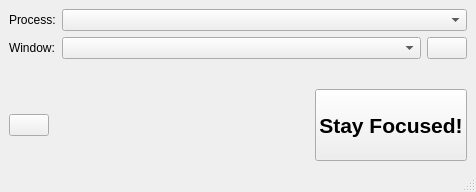
Old version of the form src/mainwindow.ui in the repository Zalewa/StayFocused.
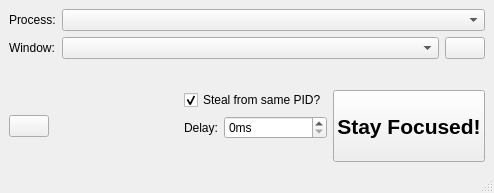
New version of the form. Icons and pictures are not drawn.

Commit message:
Added options for focus steal delay and family recognition.
Stay Focused! can now be delayed from resetting
focus by up to 1 minute. Furthermore, it can be
configured so that focus isn't reset if another window
that belongs to the same process becomes foreground window.

Lastly, all Stay Focused! windows (about boxes)
will now be ignored and focus won't be stolen from them.

What changed in the file:
```diff
--- a/src/mainwindow.ui
+++ b/src/mainwindow.ui
@@ -6,8 +6,8 @@
    <rect>
     <x>0</x>
     <y>0</y>
-    <width>476</width>
-    <height>192</height>
+    <width>494</width>
+    <height>193</height>
    </rect>
   </property>
   <property name="windowTitle">
@@ -102,6 +102,47 @@
         </property>
        </spacer>
       </item>
+      <item>
+       <layout class="QVBoxLayout" name="verticalLayout_2">
+        <item>
+         <widget class="QCheckBox" name="cbStealFromSameProcess">
+          <property name="toolTip">
+           <string>Steal focus even if current foreground window belongs to the same process as target window.</string>
+          </property>
+          <property name="text">
+           <string>Steal from same PID?</string>
+          </property>
+          <property name="checked">
+           <bool>true</bool>
+          </property>
+         </widget>
+        </item>
+        <item>
+         <layout class="QFormLayout" name="formLayout_2">
+          <item row="0" column="1">
+           <widget class="QSpinBox" name="spinDelay">
+            <property name="toolTip">
+             <string>Delay after which target window will receive focus.</string>
+            </property>
+            <property name="suffix">
+             <string>ms</string>
+            </property>
+            <property name="maximum">
+             <number>10000</number>
+            </property>
+           </widget>
+          </item>
+          <item row="0" column="0">
+           <widget class="QLabel" name="label_3">
+            <property name="text">
+             <string>Delay:</string>
+            </property>
+           </widget>
+          </item>
+         </layout>
+        </item>
+       </layout>
+      </item>
       <item>
        <widget class="QPushButton" name="btnStayFocus">
         <property name="sizePolicy">
```
Left out of the diff: 2 changed lines with no effect on the pictures. The commit also changes 3 other files.
